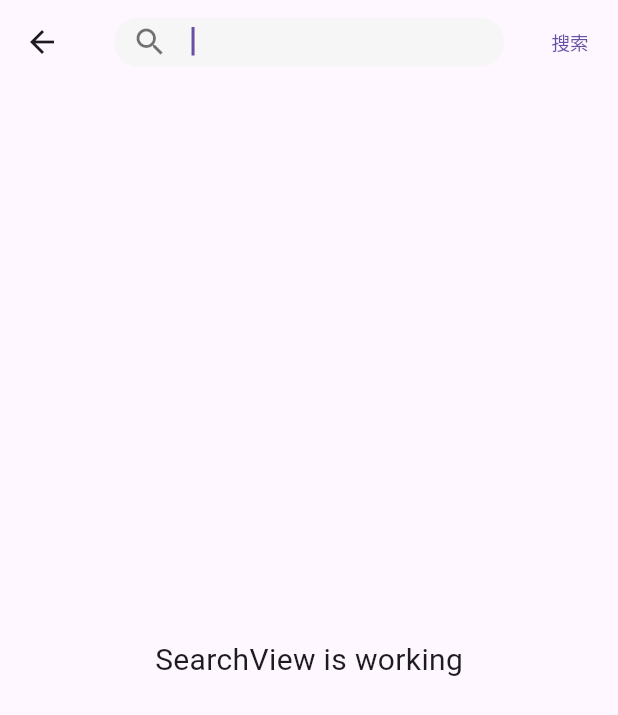
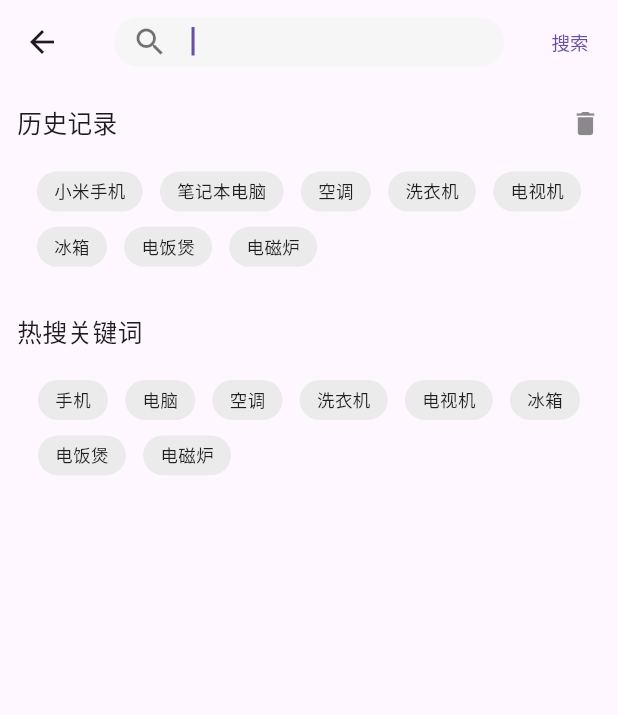
Before and after one commit to guo-yonghang/xmshop, a Flutter app: the SearchView screen opened by its route, on a phone screen of 412 x 824 dp. Shown: the top 715 px of the screen. Run offline on Flutter 3.47's test engine with Material 3 defaults, Android fonts, the phone set to English and light mode, and no system bars; our stand-ins replace dio, flutter_screenutil, flutter_swiper_view, get; network calls fail.

```diff
--- a/lib/app/modules/search/controllers/search_controller.dart
+++ b/lib/app/modules/search/controllers/search_controller.dart
@@ -1,21 +1,20 @@
 import 'package:get/get.dart';
 
 class SearchPageController extends GetxController {
-  final count = 0.obs;
+  //模拟历史记录列表
+  RxList historyList =
+      ['小米手机', '笔记本电脑', '空调', '洗衣机', '电视机', '冰箱', '电饭煲', '电磁炉'].obs;
+  //模拟热搜关键词列表
+  RxList hotSearchList =
+      ['手机', '电脑', '空调', '洗衣机', '电视机', '冰箱', '电饭煲', '电磁炉'].obs;
+
   @override
   void onInit() {
     super.onInit();
   }
 
   @override
-  void onReady() {
-    super.onReady();
-  }
-
-  @override
   void onClose() {
     super.onClose();
   }
-
-  void increment() => count.value++;
 }
--- a/lib/app/modules/search/views/search_view.dart
+++ b/lib/app/modules/search/views/search_view.dart
@@ -5,6 +5,174 @@ import '../../../service/screenAdapter.dart';
 
 class SearchView extends GetView<SearchPageController> {
   const SearchView({Key? key}) : super(key: key);
+
+  //历史记录
+  Widget historyWidget() {
+    return Column(
+      children: [
+        SizedBox(height: ScreenAdapter.height(20)),
+        Container(
+          padding: EdgeInsets.fromLTRB(
+            ScreenAdapter.width(30),
+            ScreenAdapter.height(20),
+            ScreenAdapter.width(30),
+            ScreenAdapter.height(20),
+          ),
+          child: Row(
+            children: [
+              Expanded(
+                child: Text(
+                  '历史记录',
+                  style: TextStyle(
+                    fontSize: ScreenAdapter.fontSize(48),
+                    fontWeight: FontWeight.w500,
+                  ),
+                ),
+              ),
+              InkWell(
+                child: Icon(
+                  Icons.delete,
+                  color: Colors.black45,
+                  size: ScreenAdapter.fontSize(60),
+                ),
+                onTap: () {
+                  Get.dialog(
+                    AlertDialog(
+                      title: const Text('提示'),
+                      content: const Text('确定要删除历史记录吗？'),
+                      actions: [
+                        TextButton(
+                          onPressed: () {
+                            Get.back();
+                          },
+                          child: const Text('取消'),
+                        ),
+                        TextButton(
+                          onPressed: () {
+                            controller.historyList.clear();
+                            Get.back();
+                          },
+                          child: const Text('确定'),
+                        ),
+                      ],
+                    ),
+                  );
+                },
+              )
+            ],
+          ),
+        ),
+        //历史记录列表
+        Container(
+          margin: EdgeInsets.only(top: ScreenAdapter.height(20)),
+          padding: EdgeInsets.fromLTRB(
+            ScreenAdapter.width(30),
+            ScreenAdapter.height(20),
+            ScreenAdapter.width(0),
+            ScreenAdapter.height(20),
+          ),
+          child: Obx(
+            () => Wrap(
+              children: controller.historyList.map((value) {
+                return Container(
+                  margin: EdgeInsets.only(
+                    right: ScreenAdapter.width(30),
+                    bottom: ScreenAdapter.height(30),
+                  ),
+                  padding: EdgeInsets.fromLTRB(
+                    ScreenAdapter.width(30),
+                    ScreenAdapter.height(14),
+                    ScreenAdapter.width(30),
+                    ScreenAdapter.height(14),
+                  ),
+                  decoration: BoxDecoration(
+                    color: const Color.fromRGBO(235, 235, 235, 1),
+                    borderRadius: BorderRadius.circular(30),
+                  ),
+                  child: Text(
+                    value,
+                    style: TextStyle(
+                      fontSize: ScreenAdapter.fontSize(34),
+                      color: Colors.black87,
+                    ),
+                  ),
+                );
+              }).toList(),
+            ),
+          ),
+        ),
+      ],
+    );
+  }
+
+  //热搜关键词
+  Widget hotSearchWidget() {
+    return Column(
+      children: [
+        SizedBox(height: ScreenAdapter.height(20)),
+        Container(
+          padding: EdgeInsets.fromLTRB(
+            ScreenAdapter.width(30),
+            ScreenAdapter.height(20),
+            ScreenAdapter.width(30),
+            ScreenAdapter.height(20),
+          ),
+          child: Row(
+            children: [
+              Expanded(
+                child: Text(
+                  '热搜关键词',
+                  style: TextStyle(
+                    fontSize: ScreenAdapter.fontSize(48),
+                    fontWeight: FontWeight.w500,
+                  ),
+                ),
+              ),
+            ],
+          ),
+        ),
+        Container(
+          margin: EdgeInsets.only(top: ScreenAdapter.height(20)),
+          padding: EdgeInsets.fromLTRB(
+            ScreenAdapter.width(30),
+            ScreenAdapter.height(20),
+            ScreenAdapter.width(0),
+            ScreenAdapter.height(20),
+          ),
+          child: Obx(
+            () => Wrap(
+              children: controller.hotSearchList.map((value) {
+                return Container(
+                  margin: EdgeInsets.only(
+                    right: ScreenAdapter.width(30),
+                    bottom: ScreenAdapter.height(30),
+                  ),
+                  padding: EdgeInsets.fromLTRB(
+                    ScreenAdapter.width(30),
+                    ScreenAdapter.height(14),
+                    ScreenAdapter.width(30),
+                    ScreenAdapter.height(14),
+                  ),
+                  decoration: BoxDecoration(
+                    color: const Color.fromRGBO(235, 235, 235, 1),
+                    borderRadius: BorderRadius.circular(30),
+                  ),
+                  child: Text(
+                    value,
+                    style: TextStyle(
+                      fontSize: ScreenAdapter.fontSize(34),
+                      color: Colors.black87,
+                    ),
+                  ),
+                );
+              }).toList(),
+            ),
+          ),
+        ),
+      ],
+    );
+  }
+
   @override
   Widget build(BuildContext context) {
     return Scaffold(
@@ -40,11 +208,11 @@ class SearchView extends GetView<SearchPageController> {
               ))
         ],
       ),
-      body: const Center(
-        child: Text(
-          'SearchView is working',
-          style: TextStyle(fontSize: 20),
-        ),
+      body: ListView(
+        children: [
+          historyWidget(),
+          hotSearchWidget(),
+        ],
       ),
     );
   }
```
Also changed, not shown: pubspec.lock, 1 other file.
